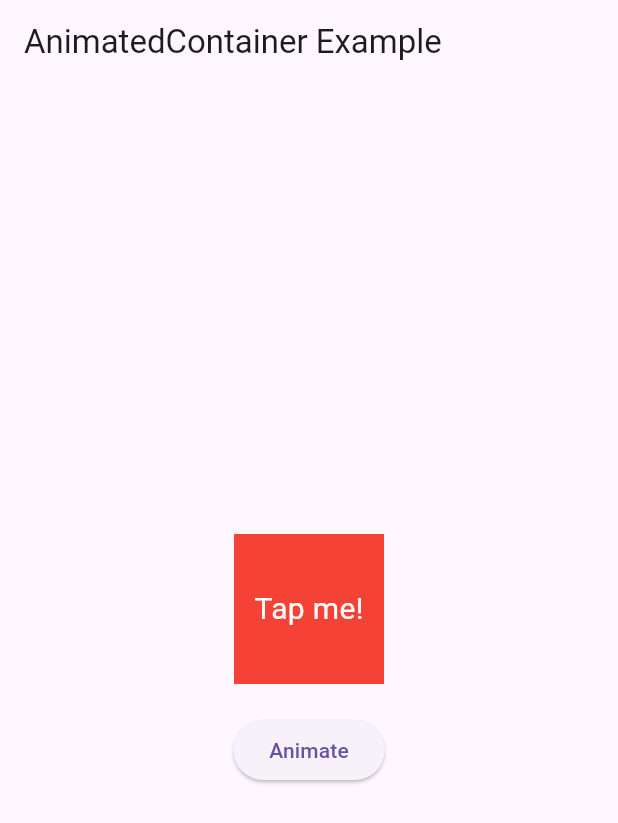
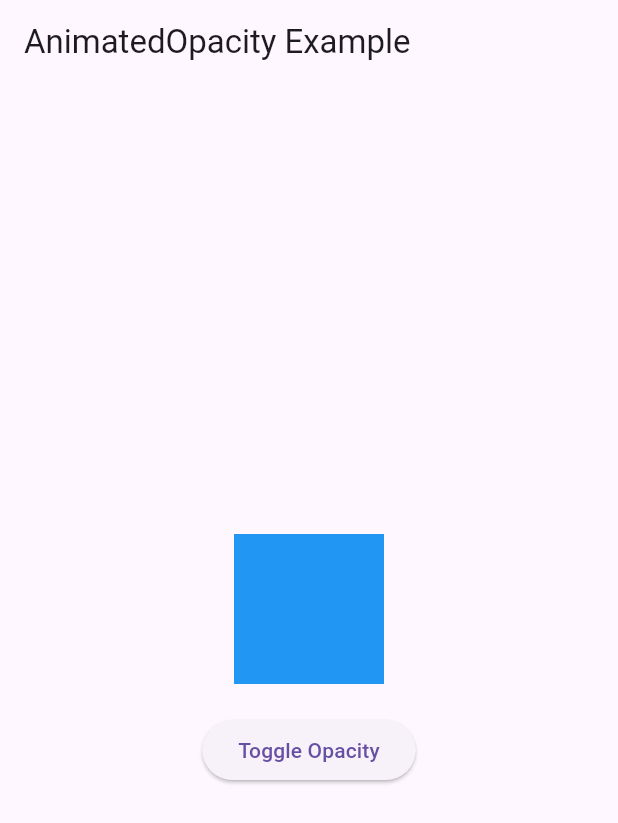
Before and after one commit to Beritha-n12/flutter_animation_demo, a Flutter app: the screen it shows after launch, on a phone screen of 412 x 824 dp. Shown: the top 823 px of the screen. Run offline on Flutter 3.47's test engine with Material 3 defaults, Android fonts, the phone set to English and light mode, and no system bars.

Commit message:
animation in flutter

```diff
--- a/lib/main.dart
+++ b/lib/main.dart
@@ -1,61 +1,64 @@
 import 'package:flutter/material.dart';
 
-void main() => runApp(MyApp());
+void main() {
+  runApp(const MyApp());
+}
 
 class MyApp extends StatelessWidget {
+  const MyApp({super.key});
+
   @override
   Widget build(BuildContext context) {
-    return MaterialApp(
-      home: Scaffold(
-        appBar: AppBar(
-          title: Text('AnimatedContainer Example'),
-        ),
-        body: Center(
-          child: AnimatedContainerDemo(),
+    return const MaterialApp(
+      home: AnimatedOpacityExample(),
+    );
+  }
+}
+
+class AnimatedOpacityExample extends StatefulWidget {
+  const AnimatedOpacityExample({super.key});
+
+  @override
+  // ignore: library_private_types_in_public_api
+  _AnimatedOpacityExampleState createState() => _AnimatedOpacityExampleState();
+}
+
+class _AnimatedOpacityExampleState extends State<AnimatedOpacityExample> {
+  double _opacity = 1.0;
+
+  void _toggleOpacity() {
+    setState(() {
+      _opacity = _opacity == 1.0 ? 0.0 : 1.0;
+    });
+  }
+
+  @override
+  Widget build(BuildContext context) {
+    return Scaffold(
+      appBar: AppBar(
+        title: const Text('AnimatedOpacity Example'),
+      ),
+      body: Center(
+        child: Column(
+          mainAxisAlignment: MainAxisAlignment.center,
+          children: [
+            AnimatedOpacity(
+              opacity: _opacity,
+              duration: const Duration(seconds: 2),
+              child: Container(
+                width: 100.0,
+                height: 100.0,
+                color: Colors.blue,
+              ),
+            ),
+            const SizedBox(height: 20),
+            ElevatedButton(
+              onPressed: _toggleOpacity,
+              child: const Text('Toggle Opacity'),
+            ),
+          ],
         ),
       ),
     );
   }
 }
-
-class AnimatedContainerDemo extends StatefulWidget {
-  @override
-  _AnimatedContainerDemoState createState() => _AnimatedContainerDemoState();
-}
-
-class _AnimatedContainerDemoState extends State<AnimatedContainerDemo> {
-  bool _isLarge = false;
-
-  @override
-  Widget build(BuildContext context) {
-    return Column(
-      mainAxisAlignment: MainAxisAlignment.center,
-      children: <Widget>[
-        AnimatedContainer(
-          width: _isLarge ? 200.0 : 100.0,
-          height: _isLarge ? 200.0 : 100.0,
-          color: _isLarge ? Colors.blue : Colors.red,
-          alignment: Alignment.center,
-          duration: Duration(seconds: 1),
-          curve: Curves.fastOutSlowIn,
-          child: Text(
-            'Tap me!',
-            style: TextStyle(
-              color: Colors.white,
-              fontSize: 20.0,
-            ),
-          ),
-        ),
-        SizedBox(height: 20.0),
-        ElevatedButton(
-          onPressed: () {
-            setState(() {
-              _isLarge = !_isLarge;
-            });
-          },
-          child: Text('Animate'),
-        ),
-      ],
-    );
-  }
-}
```
Also changed, not shown: 1 other file.
